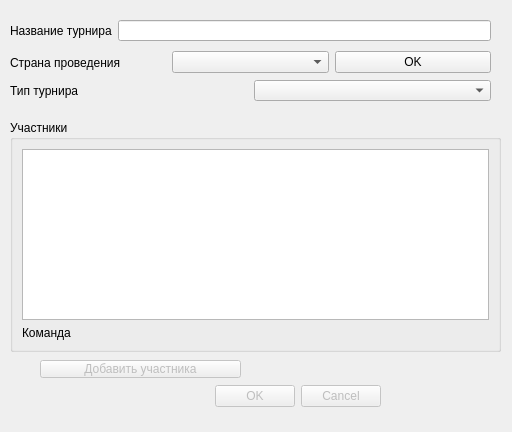
Above: tourdialog.ui from pashazz/rksmanager before the change. Below: the same form after it.
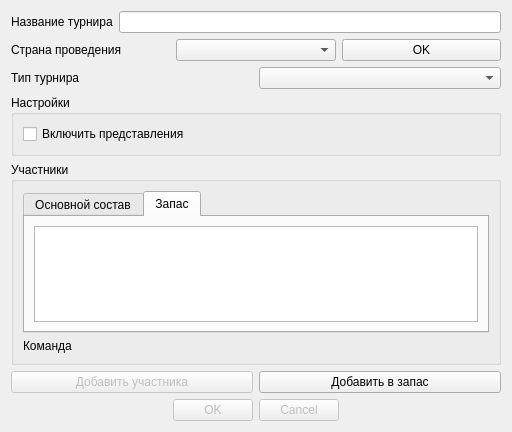
That is the form after the change. The open tabs and pages were chosen to show the change.

What changed in the file:
```diff
--- a/tourdialog.ui
+++ b/tourdialog.ui
@@ -13,34 +13,8 @@
   <property name="windowTitle">
    <string>Создание турнира</string>
   </property>
-  <widget class="QDialogButtonBox" name="buttonBox">
-   <property name="enabled">
-    <bool>false</bool>
-   </property>
-   <property name="geometry">
-    <rect>
-     <x>40</x>
-     <y>380</y>
-     <width>341</width>
-     <height>32</height>
-    </rect>
-   </property>
-   <property name="orientation">
-    <enum>Qt::Horizontal</enum>
-   </property>
-   <property name="standardButtons">
-    <set>QDialogButtonBox::Cancel|QDialogButtonBox::Ok</set>
-   </property>
-  </widget>
-  <widget class="QWidget" name="verticalLayoutWidget">
-   <property name="geometry">
-    <rect>
-     <x>10</x>
-     <y>20</y>
-     <width>481</width>
-     <height>21</height>
-    </rect>
-   </property>
+  <layout class="QVBoxLayout" name="verticalLayout_2">
+   <item>
    <layout class="QHBoxLayout" name="horizontalLayout">
     <item>
      <widget class="QLabel" name="lblName">
@@ -53,16 +27,8 @@
      <widget class="QLineEdit" name="txtName"/>
     </item>
    </layout>
-  </widget>
-  <widget class="QWidget" name="horizontalLayoutWidget">
-   <property name="geometry">
-    <rect>
-     <x>10</x>
-     <y>50</y>
-     <width>481</width>
-     <height>25</height>
-    </rect>
-   </property>
+   </item>
+   <item>
    <layout class="QHBoxLayout" name="horizontalLayout_2">
     <item>
      <widget class="QLabel" name="label">
@@ -82,16 +48,8 @@
      </widget>
     </item>
    </layout>
-  </widget>
-  <widget class="QWidget" name="horizontalLayoutWidget_2">
-   <property name="geometry">
-    <rect>
-     <x>10</x>
-     <y>80</y>
-     <width>481</width>
-     <height>21</height>
-    </rect>
-   </property>
+   </item>
+   <item>
    <layout class="QHBoxLayout" name="horizontalLayout_3">
     <item>
      <widget class="QLabel" name="label_2">
@@ -104,23 +62,59 @@
      <widget class="QComboBox" name="cbType"/>
     </item>
    </layout>
-  </widget>
+   </item>
+   <item>
+    <widget class="QGroupBox" name="groupBox_2">
+     <property name="title">
+      <string>Настройки</string>
+     </property>
+     <layout class="QVBoxLayout" name="verticalLayout_5">
+      <item>
+       <widget class="QCheckBox" name="cbViews">
+        <property name="contextMenuPolicy">
+         <enum>Qt::ActionsContextMenu</enum>
+        </property>
+        <property name="text">
+         <string>Включить представления</string>
+        </property>
+       </widget>
+      </item>
+     </layout>
+    </widget>
+   </item>
+   <item>
   <widget class="QGroupBox" name="groupBox">
-   <property name="geometry">
-    <rect>
-     <x>10</x>
-     <y>120</y>
-     <width>491</width>
-     <height>232</height>
-    </rect>
-   </property>
    <property name="title">
     <string>Участники</string>
    </property>
    <layout class="QVBoxLayout" name="verticalLayout">
     <item>
+       <widget class="QTabWidget" name="tabWidget">
+        <property name="currentIndex">
+         <number>0</number>
+        </property>
+        <widget class="QWidget" name="tab">
+         <attribute name="title">
+          <string>Основной состав</string>
+         </attribute>
+         <layout class="QVBoxLayout" name="verticalLayout_3">
+          <item>
      <widget class="QListWidget" name="lstPlayers"/>
     </item>
+         </layout>
+        </widget>
+        <widget class="QWidget" name="tab_2">
+         <attribute name="title">
+          <string>Запас</string>
+         </attribute>
+         <layout class="QVBoxLayout" name="verticalLayout_4">
+          <item>
+           <widget class="QListWidget" name="lstChange"/>
+          </item>
+         </layout>
+        </widget>
+       </widget>
+      </item>
     <item>
      <widget class="QLabel" name="lblTeam">
       <property name="text">
@@ -130,22 +124,45 @@
     </item>
    </layout>
   </widget>
+   </item>
+   <item>
+    <layout class="QHBoxLayout" name="horizontalLayout_4">
+     <item>
   <widget class="QPushButton" name="cmdNew">
    <property name="enabled">
     <bool>false</bool>
    </property>
-   <property name="geometry">
-    <rect>
-     <x>40</x>
-     <y>360</y>
-     <width>201</width>
-     <height>18</height>
-    </rect>
-   </property>
    <property name="text">
     <string>Добавить участника</string>
    </property>
   </widget>
+     </item>
+     <item>
+      <widget class="QPushButton" name="cmdChange">
+       <property name="text">
+        <string>Добавить в запас</string>
+       </property>
+      </widget>
+     </item>
+    </layout>
+   </item>
+   <item>
+    <widget class="QDialogButtonBox" name="buttonBox">
+     <property name="enabled">
+      <bool>false</bool>
+     </property>
+     <property name="orientation">
+      <enum>Qt::Horizontal</enum>
+     </property>
+     <property name="standardButtons">
+      <set>QDialogButtonBox::Cancel|QDialogButtonBox::Ok</set>
+     </property>
+     <property name="centerButtons">
+      <bool>true</bool>
+     </property>
+    </widget>
+   </item>
+  </layout>
  </widget>
  <resources/>
  <connections>
```
Lines whose indentation alone changed are shown as unchanged.
